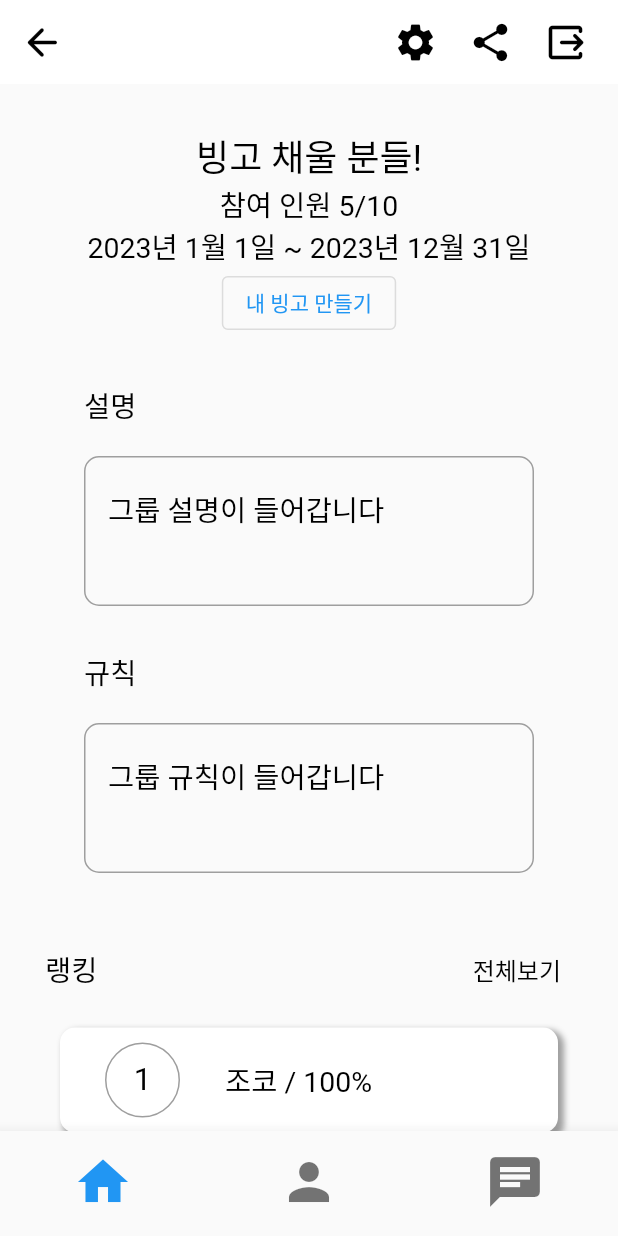
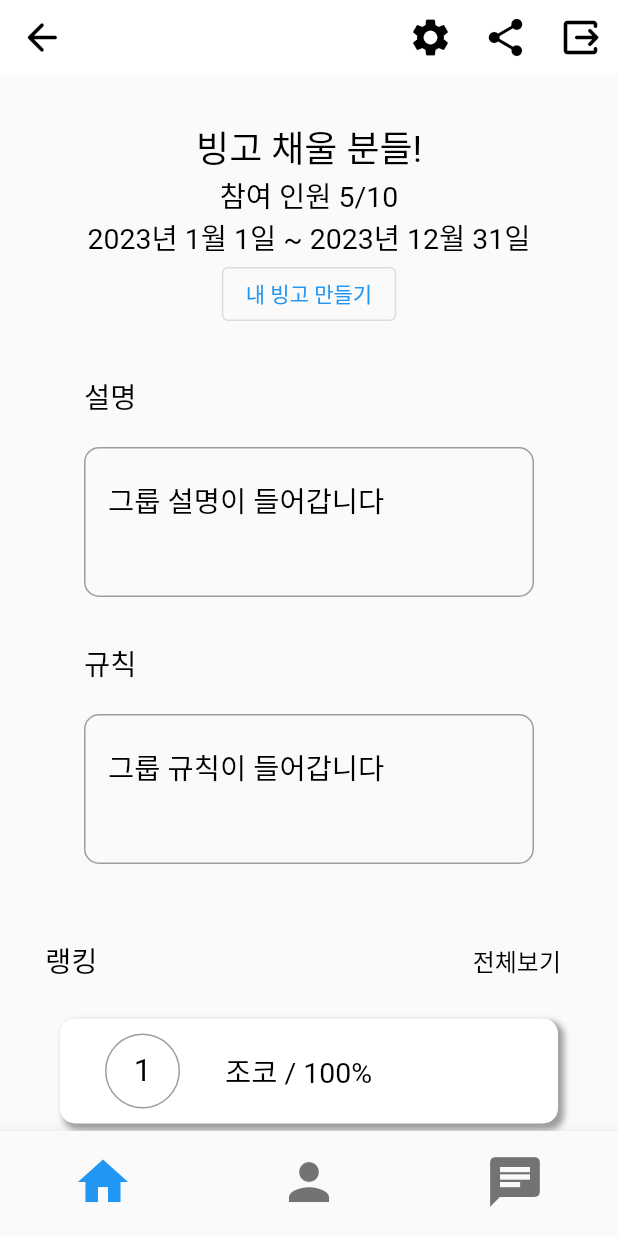
Before and after one commit to chaewool/Bin-goT, a Flutter app: the screen it shows after launch, on a phone screen of 412 x 824 dp. Run offline on Flutter 3.47's test engine with Material 2 defaults, Android fonts, the phone set to English and light mode, and no system bars; our stand-ins replace contained_tab_bar_view, image_picker, table_calendar; missing offline and left inert: kakao_flutter_sdk; Roboto replaces fonts that are missing (RIDIBatang).

Commit message:
#17 :recycle: refactor: modifying appBar Widget to reusable

```diff
--- a/frontend/lib/pages/group_form_page.dart
+++ b/frontend/lib/pages/group_form_page.dart
@@ -136,8 +136,9 @@ class GroupCreateCompleted extends StatelessWidget {
           Row(
             mainAxisAlignment: MainAxisAlignment.center,
             children: [
-              IconButton(onPressed: shareToFriends, icon: shareIcon),
-              IconButton(onPressed: copyText, icon: copyIcon),
+              const CustomIconButton(
+                  onPressed: shareToFriends, icon: shareIcon),
+              CustomIconButton(onPressed: copyText, icon: copyIcon),
             ],
           ),
           const ToGroupMainButton(buttonText: '닫기')
--- a/frontend/lib/pages/group_main_page.dart
+++ b/frontend/lib/pages/group_main_page.dart
@@ -9,7 +9,7 @@ import 'package:bin_got/widgets/text.dart';
 import 'package:flutter/material.dart';
 
 class GroupMain extends StatelessWidget {
-  String groupName, start, end;
+  String groupName, start, end, explain, rule;
   int cnt, headcount;
   GroupMain({
     super.key,
@@ -23,6 +23,8 @@ class GroupMain extends StatelessWidget {
     this.end = '2023년 12월 31일',
     this.cnt = 5,
     this.headcount = 10,
+    this.explain = '그룹 설명이 들어갑니다',
+    this.rule = '그룹 규칙이 들어갑니다',
   });
 
   @override
@@ -45,7 +47,10 @@ class GroupMain extends StatelessWidget {
     }
 
     return Scaffold(
-      appBar: topBarWithBack(),
+      appBar: const PreferredSize(
+        preferredSize: Size.fromHeight(50),
+        child: GroupAppBar(),
+      ),
       body: SingleChildScrollView(
         child: Padding(
           padding: const EdgeInsets.symmetric(vertical: 30, horizontal: 30),
@@ -64,8 +69,8 @@ class GroupMain extends StatelessWidget {
                 ],
               ),
               CustomButton(methodFunc: toCreateBingo, buttonText: '내 빙고 만들기'),
-              const ShowContentBox(contentTitle: '설명', content: '그룹 설명이 들어갑니다'),
-              const ShowContentBox(contentTitle: '규칙', content: '그룹 규칙이 들어갑니다'),
+              ShowContentBox(contentTitle: '설명', content: explain),
+              ShowContentBox(contentTitle: '규칙', content: rule),
               Padding(
                 padding: const EdgeInsets.only(top: 30),
                 child: Column(
@@ -119,7 +124,7 @@ class GroupRank extends StatelessWidget {
   @override
   Widget build(BuildContext context) {
     return Scaffold(
-      appBar: topBarWithBack(onlyBack: true),
+      appBar: const GroupAppBar(onlyBack: true),
       body: Padding(
         padding: const EdgeInsets.symmetric(vertical: 40, horizontal: 10),
         child: SingleChildScrollView(
@@ -143,3 +148,15 @@ class GroupRank extends StatelessWidget {
     );
   }
 }
+
+class GroupAdmin extends StatelessWidget {
+  const GroupAdmin({super.key});
+
+  @override
+  Widget build(BuildContext context) {
+    return const Scaffold(
+      appBar: AdminAppBar(),
+      bottomNavigationBar: BottomBar(),
+    );
+  }
+}
--- a/frontend/lib/pages/main_page.dart
+++ b/frontend/lib/pages/main_page.dart
@@ -33,8 +33,7 @@ class _MainState extends State<Main> {
   @override
   Widget build(BuildContext context) {
     return Scaffold(
-      appBar: topBar(
-        context: context,
+      appBar: TopBar(
         isMainPage: true,
         methodFunc1: changeSearchMode,
         methodFunc2: toMyPage,
--- a/frontend/lib/utilities/type_def_utils.dart
+++ b/frontend/lib/utilities/type_def_utils.dart
@@ -1,3 +1,2 @@
 typedef ReturnVoid = void Function();
-
 typedef StringList = List<String>;
--- a/frontend/lib/widgets/app_bar.dart
+++ b/frontend/lib/widgets/app_bar.dart
@@ -1,15 +1,27 @@
+import 'package:bin_got/pages/group_form_page.dart';
+import 'package:bin_got/pages/group_main_page.dart';
 import 'package:bin_got/utilities/image_icon_utils.dart';
 import 'package:bin_got/utilities/style_utils.dart';
 import 'package:bin_got/utilities/type_def_utils.dart';
+import 'package:bin_got/widgets/button.dart';
 import 'package:flutter/material.dart';
 
+const double appBarHeight = 50;
+
 // 재사용 가능하게 수정
-//
-AppBar topBar(
-    {required BuildContext context,
-    required bool isMainPage,
-    required ReturnVoid methodFunc1,
-    ReturnVoid? methodFunc2}) {
+class TopBar extends StatelessWidget with PreferredSizeWidget {
+  final bool isMainPage;
+  final ReturnVoid methodFunc1;
+  final ReturnVoid? methodFunc2;
+  const TopBar({
+    super.key,
+    required this.isMainPage,
+    required this.methodFunc1,
+    this.methodFunc2,
+  });
+
+  @override
+  PreferredSizeWidget build(BuildContext context) {
     return AppBar(
       elevation: 0,
       backgroundColor: whiteColor,
@@ -19,33 +31,88 @@ AppBar topBar(
       ),
       actions: [
         isMainPage
-          ? IconButton(onPressed: methodFunc1, icon: searchIcon)
+            ? CustomIconButton(onPressed: methodFunc1, icon: searchIcon)
             : const SizedBox(),
         isMainPage
-          ? IconButton(onPressed: methodFunc2, icon: myPageIcon)
-          : IconButton(onPressed: methodFunc1, icon: createGroupIcon)
+            ? CustomIconButton(onPressed: methodFunc2!, icon: myPageIcon)
+            : CustomIconButton(onPressed: methodFunc1, icon: createGroupIcon)
       ],
     );
   }
 
-AppBar topBarWithBack(
-    {bool onlyBack = false, bool isMember = false, bool isLeader = false}) {
+  @override
+  Size get preferredSize => const Size.fromHeight(appBarHeight);
+}
+
+//* group main app bar
+class GroupAppBar extends StatelessWidget with PreferredSizeWidget {
+  final bool onlyBack, isMember, isAdmin;
+  const GroupAppBar({
+    super.key,
+    this.onlyBack = false,
+    this.isMember = false,
+    this.isAdmin = false,
+  });
+  final iconList = const [settingsIcon, shareIcon, exitIcon];
+  @override
+  Widget build(BuildContext context) {
+    void toGroupAdmin() {
+      Navigator.push(
+          context, MaterialPageRoute(builder: (context) => const GroupAdmin()));
+    }
+
+    final funcList = [toGroupAdmin, () {}, () {}];
+
     return AppBar(
       elevation: 0,
       backgroundColor: whiteColor,
-    leading: IconButton(
-      icon: backIcon,
-      onPressed: () {},
+      leading: const ExitButton(
+        isIconType: true,
       ),
       actions: onlyBack
           ? null
-        : const [
-            settingsIcon,
-            SizedBox(width: 20),
-            shareIcon,
-            SizedBox(width: 20),
-            exitIcon,
-            SizedBox(width: 20),
+          : [
+              for (int i = 0; i < 3; i += 1)
+                Padding(
+                  padding: const EdgeInsets.symmetric(horizontal: 10),
+                  child: CustomIconButton(
+                      icon: iconList[i], onPressed: funcList[i]),
+                ),
+              // const SizedBox(width: 20),
             ],
     );
   }
+
+  @override
+  Size get preferredSize => const Size.fromHeight(appBarHeight);
+}
+
+//* group main app bar
+class AdminAppBar extends StatelessWidget with PreferredSizeWidget {
+  const AdminAppBar({
+    super.key,
+  });
+
+  @override
+  Widget build(BuildContext context) {
+    void toGroupForm() {
+      Navigator.push(context,
+          MaterialPageRoute(builder: (context) => const GroupFirstForm()));
+    }
+
+    return AppBar(
+      elevation: 0,
+      backgroundColor: whiteColor,
+      leading: const ExitButton(
+        isIconType: true,
+      ),
+      actions: [
+        CustomIconButton(onPressed: toGroupForm, icon: editIcon),
+        CustomIconButton(onPressed: () {}, icon: deleteIcon),
+      ],
+    );
+  }
+
+  @override
+  Size get preferredSize => const Size.fromHeight(appBarHeight);
+}
--- a/frontend/lib/widgets/button.dart
+++ b/frontend/lib/widgets/button.dart
@@ -1,6 +1,9 @@
 import 'package:bin_got/pages/group_main_page.dart';
 import 'package:bin_got/pages/main_page.dart';
+import 'package:bin_got/utilities/image_icon_utils.dart';
+import 'package:bin_got/utilities/style_utils.dart';
 import 'package:bin_got/utilities/type_def_utils.dart';
+import 'package:bin_got/widgets/icon.dart';
 import 'package:flutter/material.dart';
 
 class CustomButton extends StatelessWidget {
@@ -50,15 +53,48 @@ class ToGroupMainButton extends StatelessWidget {
 }
 
 class ExitButton extends StatelessWidget {
+  final bool isIconType;
+  final IconData icon;
   final String buttonText;
-  const ExitButton({super.key, this.buttonText = '닫기'});
+  const ExitButton(
+      {super.key,
+      required this.isIconType,
+      this.icon = backIcon,
+      this.buttonText = '닫기'});
 
   @override
   Widget build(BuildContext context) {
-    return OutlinedButton(
-        onPressed: () {
-          Navigator.pop(context);
-        },
-        child: Text(buttonText));
+    void toBack() {
+      Navigator.pop(context);
+    }
+
+    return isIconType
+        ? IconButton(onPressed: toBack, icon: CustomIcon(icon: icon))
+        : OutlinedButton(onPressed: toBack, child: Text(buttonText));
   }
 }
+
+class CustomIconButton extends StatelessWidget {
+  final IconData icon;
+  final ReturnVoid onPressed;
+  final Color color;
+  final double size;
+  const CustomIconButton(
+      {super.key,
+      required this.onPressed,
+      required this.icon,
+      this.size = 30,
+      this.color = blackColor});
+
+  @override
+  Widget build(BuildContext context) {
+    return IconButton(
+      onPressed: onPressed,
+      icon: CustomIcon(icon: icon),
+      color: color,
+      iconSize: size,
+      padding: EdgeInsets.zero,
+      constraints: const BoxConstraints(),
+    );
+  }
+}
--- /dev/null
+++ b/frontend/lib/widgets/icon.dart
@@ -0,0 +1,15 @@
+import 'package:bin_got/utilities/style_utils.dart';
+import 'package:flutter/material.dart';
+
+class CustomIcon extends StatelessWidget {
+  final Color color;
+  final double size;
+  final IconData icon;
+  const CustomIcon(
+      {super.key, this.color = blackColor, this.size = 30, required this.icon});
+
+  @override
+  Widget build(BuildContext context) {
+    return Icon(icon, color: color, size: size);
+  }
+}
--- a/frontend/lib/widgets/modal.dart
+++ b/frontend/lib/widgets/modal.dart
@@ -64,14 +64,14 @@ class ImageModal extends StatelessWidget {
               width: 100,
               height: 100,
               child: selectImage == null
-                  ? IconButton(
+                  ? CustomIconButton(
                       icon: addIcon,
                       onPressed: imagePicker,
                     )
                   : null,
             ),
           ),
-          const ExitButton()
+          const ExitButton(isIconType: false)
         ],
       ),
     );
```
Also changed, not shown: frontend/lib/pages/search_group_page.dart (+2 -6 lines), frontend/lib/utilities/image_icon_utils.dart (+11 -19 lines). Lines whose indentation alone changed are shown as unchanged.
